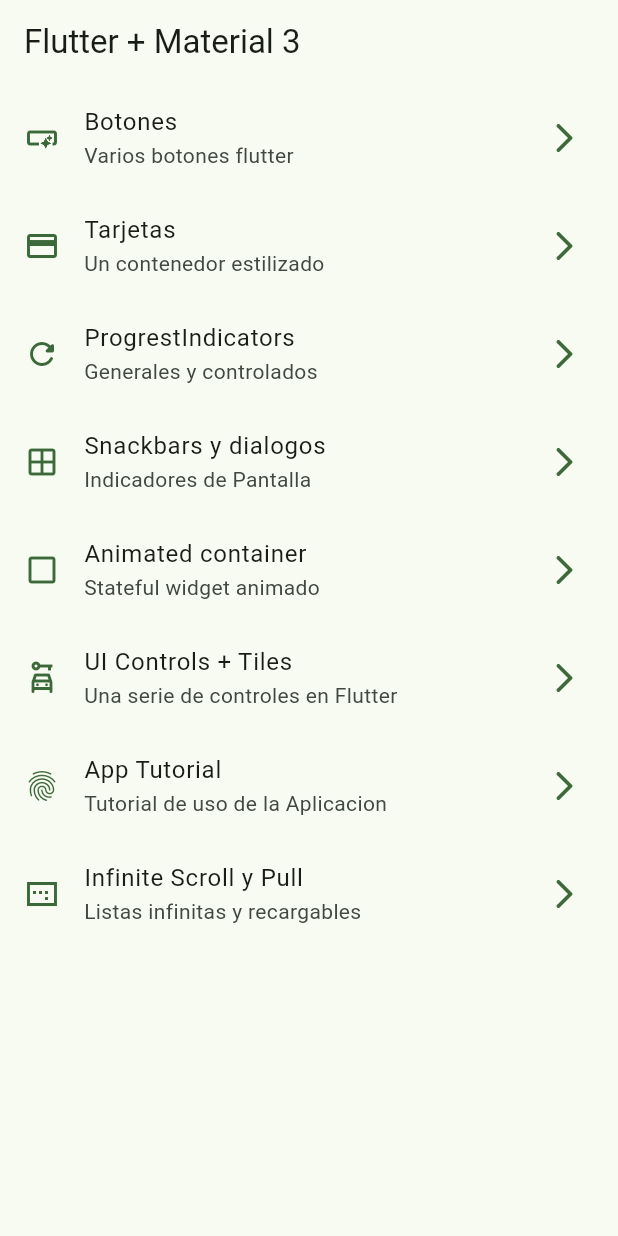
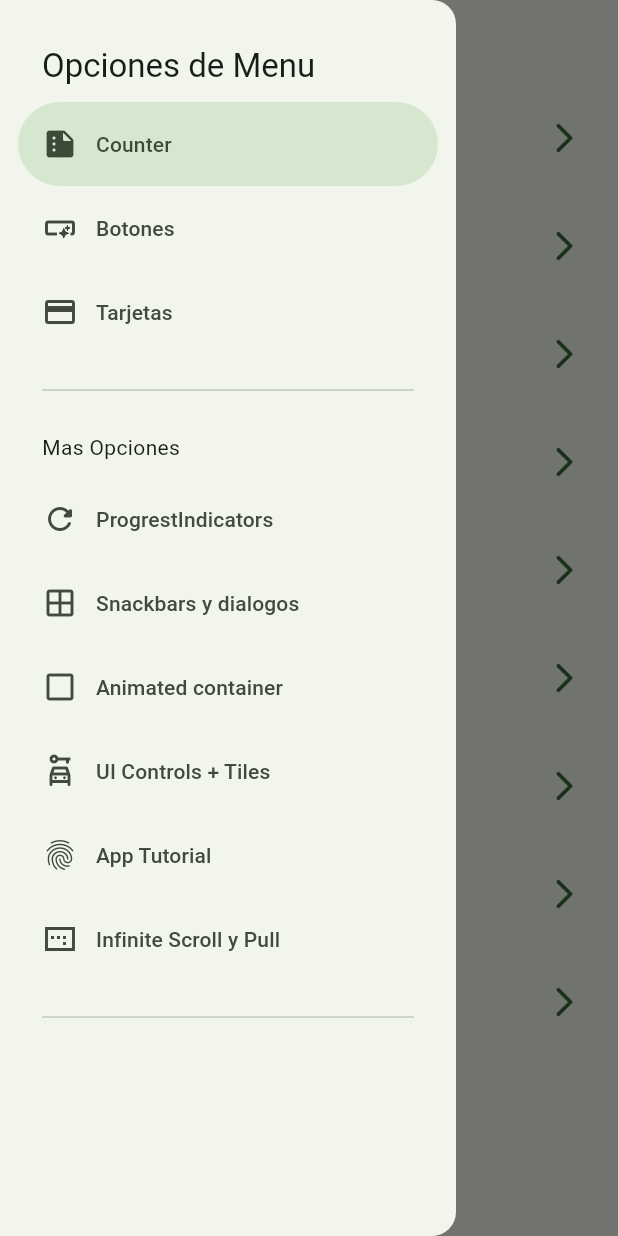
Before and after one commit to Williamparededl1/widgets_app, a Flutter app: the screen it shows after launch, with the side drawer open (before the commit the screen has no drawer), on a phone screen of 412 x 824 dp. Run offline on Flutter 3.47's test engine with Material 3 defaults, Android fonts, the phone set to English and light mode, and no system bars; our stand-ins replace animate_do, go_router.

Commit message:
implmetacion del menu y patalla de counter

```diff
--- a/lib/config/menu/menu_items.dart
+++ b/lib/config/menu/menu_items.dart
@@ -14,6 +14,11 @@ class MenuItems {
 }
 
 const List<MenuItems> appMenuItems = [
+  MenuItems(
+      title: 'Counter',
+      subTitle: 'Introduccion a Riverpod',
+      link: '/counter',
+      icon: Icons.summarize_rounded),
   MenuItems(
       title: 'Botones',
       subTitle: 'Varios botones flutter',
--- a/lib/config/router/app_router.dart
+++ b/lib/config/router/app_router.dart
@@ -50,5 +50,10 @@ final appRouter = GoRouter(
       name: InfiniteScrollScreen.name,
       builder: (context, state) => const InfiniteScrollScreen(),
     ),
+    GoRoute(
+      path: '/counter',
+      name: CounterScreen.name,
+      builder: (context, state) => const CounterScreen(),
+    ),
   ],
 );
--- a/lib/presentation/screens/home/home_screen.dart
+++ b/lib/presentation/screens/home/home_screen.dart
@@ -1,6 +1,7 @@
 import 'package:flutter/material.dart';
 import 'package:go_router/go_router.dart';
 import 'package:widgets_app/config/menu/menu_items.dart';
+import 'package:widgets_app/presentation/widgets/side_menu.dart';
 
 class HomeScreen extends StatelessWidget {
   static const String name = 'home_screnn';
@@ -8,11 +9,16 @@ class HomeScreen extends StatelessWidget {
 
   @override
   Widget build(BuildContext context) {
+    final scaffoldKey = GlobalKey<ScaffoldState>();
     return Scaffold(
+      key: scaffoldKey,
       appBar: AppBar(
         title: const Text('Flutter + Material 3'),
       ),
       body: const _HomeView(),
+      drawer: SideMenu(
+        scaffoldKey: scaffoldKey,
+      ),
     );
   }
 }
--- a/lib/presentation/screens/screnn.dart
+++ b/lib/presentation/screens/screnn.dart
@@ -1,3 +1,5 @@
+export 'package:widgets_app/presentation/screens/counter/counter_screen.dart';
+
 export 'package:widgets_app/presentation/screens/animated/animated_screen.dart';
 export 'package:widgets_app/presentation/screens/app_tutorial/app_tutorial_screen.dart';
 export 'package:widgets_app/presentation/screens/infinite_scroll/infinite_scroll_screen.dart';
--- /dev/null
+++ b/lib/presentation/widgets/side_menu.dart
@@ -0,0 +1,59 @@
+import 'package:flutter/material.dart';
+import 'package:go_router/go_router.dart';
+import 'package:widgets_app/config/menu/menu_items.dart';
+
+class SideMenu extends StatefulWidget {
+  final GlobalKey<ScaffoldState> scaffoldKey;
+  const SideMenu({super.key, required this.scaffoldKey});
+
+  @override
+  State<SideMenu> createState() => _SideMenuState();
+}
+
+class _SideMenuState extends State<SideMenu> {
+  int navDrawerIndex = 0;
+
+  @override
+  Widget build(BuildContext context) {
+    final titleStyle = Theme.of(context).textTheme.titleLarge;
+    final hasNotch = MediaQuery.of(context).viewPadding.top > 35;
+    return NavigationDrawer(
+        selectedIndex: navDrawerIndex,
+        onDestinationSelected: (value) {
+          setState(() {
+            navDrawerIndex = value;
+          });
+          final menuItem = appMenuItems[value];
+          context.push(menuItem.link);
+          widget.scaffoldKey.currentState?.closeDrawer();
+        },
+        children: [
+          Padding(
+            padding: EdgeInsets.fromLTRB(28, hasNotch ? 10 : 30, 16, 10),
+            child: Text(
+              'Opciones de Menu',
+              style: titleStyle,
+            ),
+          ),
+          ...appMenuItems.sublist(0, 3).map((item) =>
+              NavigationDrawerDestination(
+                  icon: Icon(item.icon), label: Text(item.title))),
+          const Padding(
+            padding: EdgeInsets.fromLTRB(28, 16, 28, 10),
+            child: Divider(),
+          ),
+          const Padding(
+            padding: EdgeInsets.fromLTRB(28, 10, 16, 10),
+            child: Text(
+              'Mas Opciones',
+            ),
+          ),
+          ...appMenuItems.sublist(3).map((item) => NavigationDrawerDestination(
+              icon: Icon(item.icon), label: Text(item.title))),
+          const Padding(
+            padding: EdgeInsets.fromLTRB(28, 16, 28, 10),
+            child: Divider(),
+          ),
+        ]);
+  }
+}
```
Also changed, not shown: lib/presentation/screens/counter/counter_screen.dart (added, +26 -0 lines).
